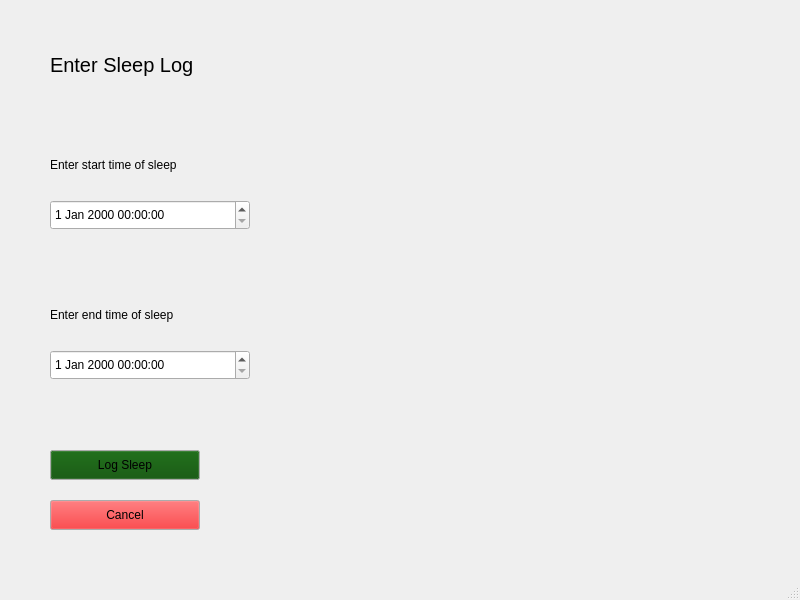
Above: log.ui from akalla26/Lunar_Sleep_Schedule before the change. Below: the same form after it.
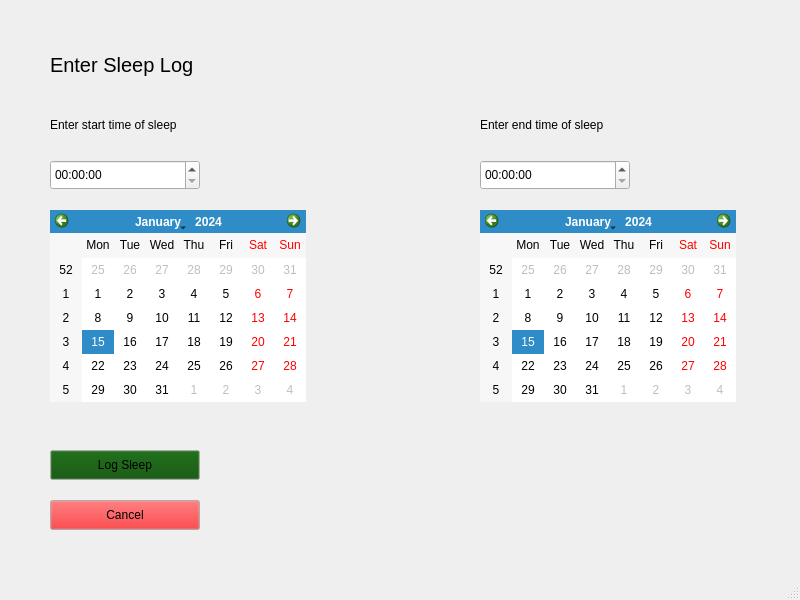
That is the form after the change.

The edit to the form file:
```diff
--- a/log.ui
+++ b/log.ui
@@ -14,26 +14,6 @@
    <string>MainWindow</string>
   </property>
   <widget class="QWidget" name="centralwidget">
-   <widget class="QDateTimeEdit" name="sleepStartLog">
-    <property name="geometry">
-     <rect>
-      <x>50</x>
-      <y>200</y>
-      <width>200</width>
-      <height>30</height>
-     </rect>
-    </property>
-   </widget>
-   <widget class="QDateTimeEdit" name="sleepEndLog">
-    <property name="geometry">
-     <rect>
-      <x>50</x>
-      <y>350</y>
-      <width>200</width>
-      <height>30</height>
-     </rect>
-    </property>
-   </widget>
    <widget class="QLabel" name="title">
     <property name="geometry">
      <rect>
@@ -156,7 +136,7 @@
     <property name="geometry">
      <rect>
       <x>50</x>
-      <y>150</y>
+      <y>110</y>
       <width>300</width>
       <height>30</height>
      </rect>
@@ -173,8 +153,8 @@
    <widget class="QLabel" name="sleepEndTitle">
     <property name="geometry">
      <rect>
-      <x>50</x>
-      <y>300</y>
+      <x>480</x>
+      <y>110</y>
       <width>300</width>
       <height>30</height>
      </rect>
@@ -191,8 +171,8 @@
    <widget class="QLabel" name="notif">
     <property name="geometry">
      <rect>
-      <x>500</x>
-      <y>200</y>
+      <x>510</x>
+      <y>430</y>
       <width>200</width>
       <height>100</height>
      </rect>
@@ -201,6 +181,46 @@
      <string/>
     </property>
    </widget>
+   <widget class="QCalendarWidget" name="sleepStartLogDate">
+    <property name="geometry">
+     <rect>
+      <x>50</x>
+      <y>210</y>
+      <width>256</width>
+      <height>192</height>
+     </rect>
+    </property>
+   </widget>
+   <widget class="QCalendarWidget" name="sleepEndLogDate">
+    <property name="geometry">
+     <rect>
+      <x>480</x>
+      <y>210</y>
+      <width>256</width>
+      <height>192</height>
+     </rect>
+    </property>
+   </widget>
+   <widget class="QTimeEdit" name="sleepStartLogTime">
+    <property name="geometry">
+     <rect>
+      <x>50</x>
+      <y>160</y>
+      <width>150</width>
+      <height>30</height>
+     </rect>
+    </property>
+   </widget>
+   <widget class="QTimeEdit" name="sleepEndLogTime">
+    <property name="geometry">
+     <rect>
+      <x>480</x>
+      <y>160</y>
+      <width>150</width>
+      <height>30</height>
+     </rect>
+    </property>
+   </widget>
   </widget>
   <widget class="QMenuBar" name="menubar">
    <property name="geometry">
```
